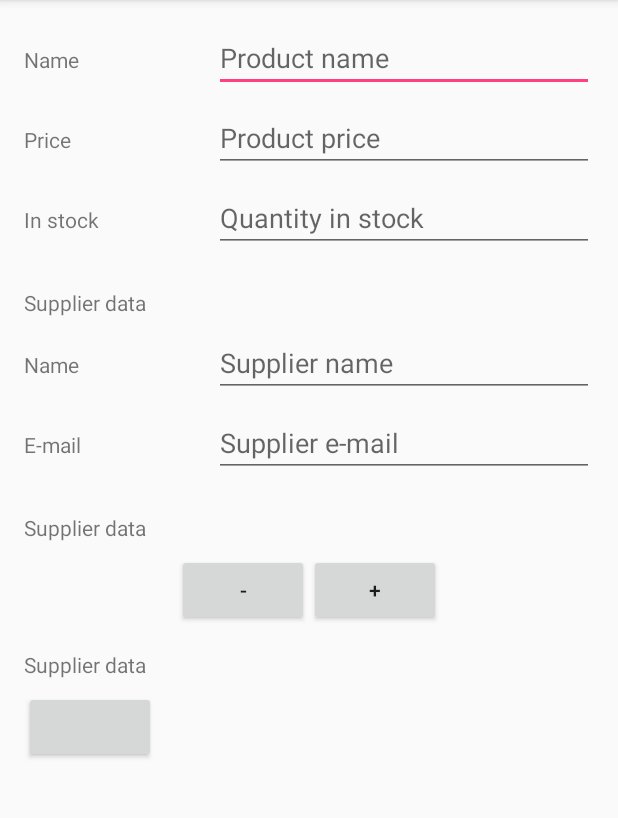
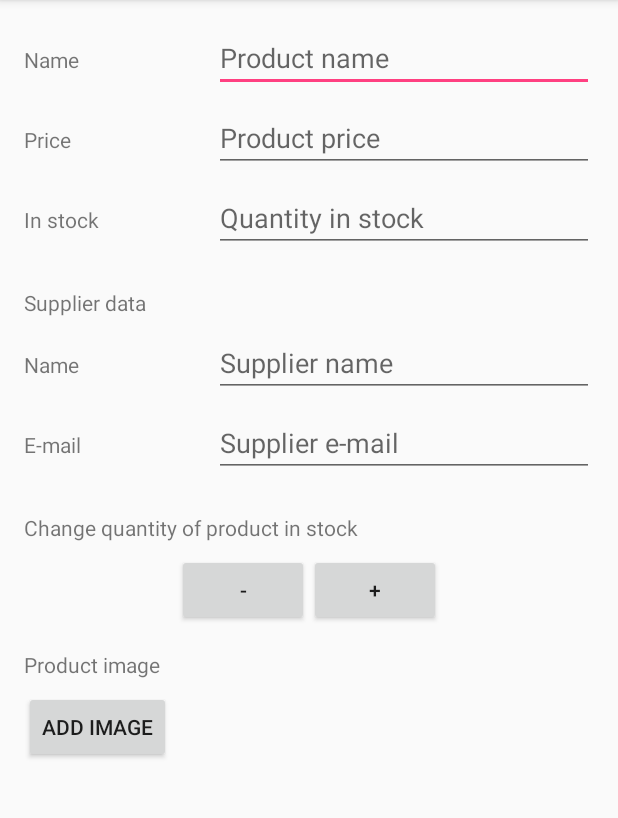
Before and after one commit to feamor84/InventoryApp, an Android app: the screen it shows after launch (EditorActivity), after a tap on an icon or button, on a phone screen of 412 x 824 dp, the part 84-902 px from its top. Run offline under Robolectric (Android 15) with nearby library versions, the phone set to English and light mode, and no system bars; our stand-ins replace ButterKnife.

Commit message:
Develop primary behavior in EditorActivity

```diff
--- a/app/build.gradle
+++ b/app/build.gradle
@@ -20,12 +20,13 @@ android {
 }
 
 dependencies {
-    compile fileTree(dir: 'libs', include: ['*.jar'])
+    compile fileTree(include: ['*.jar'], dir: 'libs')
     androidTestCompile('com.android.support.test.espresso:espresso-core:2.2.2', {
         exclude group: 'com.android.support', module: 'support-annotations'
     })
     compile 'com.android.support:appcompat-v7:26.+'
     compile 'com.android.support:design:26.+'
-    compile 'com.android.support.constraint:constraint-layout:1.0.2'
+    compile 'com.jakewharton:butterknife:8.7.0'
+    annotationProcessor 'com.jakewharton:butterknife-compiler:8.7.0'
     testCompile 'junit:junit:4.12'
 }
--- a/app/src/main/java/pl/bartekpawlowski/inventoryapp/CatalogActivity.java
+++ b/app/src/main/java/pl/bartekpawlowski/inventoryapp/CatalogActivity.java
@@ -1,66 +1,93 @@
 package pl.bartekpawlowski.inventoryapp;
 
 import android.app.LoaderManager;
-import android.content.ContentValues;
+import android.content.ContentUris;
+import android.content.CursorLoader;
 import android.content.Intent;
 import android.content.Loader;
 import android.database.Cursor;
 import android.net.Uri;
 import android.os.Bundle;
 import android.support.v7.app.AppCompatActivity;
-import android.util.Log;
 import android.view.View;
+import android.widget.AdapterView;
+import android.widget.LinearLayout;
+import android.widget.ListView;
 
+import butterknife.BindView;
+import butterknife.ButterKnife;
 import pl.bartekpawlowski.inventoryapp.data.ProductContract.ProductEntry;
+import pl.bartekpawlowski.inventoryapp.data.ProductDbHelper;
 
 public class CatalogActivity extends AppCompatActivity implements LoaderManager.LoaderCallbacks<Cursor> {
+
+    // Logging tag
+    private final static String LOG_TAG = CatalogActivity.class.getSimpleName();
+    // Loader ID
+    private final static int LOADER_ID = 1;
+
+    // Get Views from layout using Butterknife
+    // List to populate items from database
+    @BindView(R.id.catalog_list)
+    ListView productList;
+    // View to show when list is empty
+    @BindView(R.id.empty_list_container)
+    LinearLayout emptyListView;
+
+    // DB helper call
+    private ProductDbHelper mDbHelper;
+
+    // ProductCursorAdapter call
+    private ProductCursorAdapter mAdapter;
 
     @Override
     protected void onCreate(Bundle savedInstanceState) {
         super.onCreate(savedInstanceState);
         setContentView(R.layout.activity_catalog);
+        ButterKnife.bind(this);
 
-        ContentValues contentValues = new ContentValues();
-        contentValues.put(ProductEntry.COLUMN_NAME, "Butter");
-        contentValues.put(ProductEntry.COLUMN_PRICE, "1.11");
-        contentValues.put(ProductEntry.COLUMN_QUANTITY, "1");
-        contentValues.put(ProductEntry.COLUMN_SUPPLIER_NAME, "Alsan");
-        contentValues.put(ProductEntry.COLUMN_SUPPLIER_EMAIL, "aas@vvv.com");
-        contentValues.put(ProductEntry.COLUMN_IMAGE_URI, "Obrazek");
-        Uri newUri = getContentResolver().insert(ProductEntry.CONTENT_PATH, contentValues);
-        Log.i("insert", newUri.toString());
+        mDbHelper = new ProductDbHelper(this);
 
-        Cursor cursor = getContentResolver().query(ProductEntry.CONTENT_PATH, null, null, null, null);
-        Log.i("Wynik", cursor.toString());
-        cursor.close();
+        // Call adapter
+        mAdapter = new ProductCursorAdapter(this, null);
+        // Set adapter to ListView
+        productList.setAdapter(mAdapter);
+        // Set empty view for ListView
+        productList.setEmptyView(emptyListView);
 
-        ContentValues contentValues1 = new ContentValues();
-        contentValues1.put(ProductEntry.COLUMN_SUPPLIER_NAME, "Mlekpol");
-        int row = getContentResolver().update(ProductEntry.CONTENT_PATH, contentValues1, null, null);
+        productList.setOnItemClickListener(new AdapterView.OnItemClickListener() {
+            @Override
+            public void onItemClick(AdapterView<?> adapterView, View view, int position, long id) {
+                Intent intent = new Intent(CatalogActivity.this, EditorActivity.class);
+                Uri uri = ContentUris.withAppendedId(ProductEntry.CONTENT_PATH, id);
+                intent.setData(uri);
+                startActivity(intent);
+            }
+        });
 
-        Log.i("Update", String.valueOf(row));
-
-        Log.i("type", getContentResolver().getType(ProductEntry.CONTENT_PATH));
-
-        int del = getContentResolver().delete(ProductEntry.CONTENT_PATH, null, null);
-
-        Log.i("delete", String.valueOf(del));
-
+        getLoaderManager().initLoader(LOADER_ID, null, this);
     }
 
     @Override
     public Loader<Cursor> onCreateLoader(int i, Bundle bundle) {
-        return null;
+        String[] projection = new String[]{
+                ProductEntry._ID,
+                ProductEntry.COLUMN_NAME,
+                ProductEntry.COLUMN_PRICE,
+                ProductEntry.COLUMN_QUANTITY
+        };
+
+        return new CursorLoader(this, ProductEntry.CONTENT_PATH, projection, null, null, null);
     }
 
     @Override
     public void onLoadFinished(Loader<Cursor> loader, Cursor cursor) {
-
+        mAdapter.swapCursor(cursor);
     }
 
     @Override
     public void onLoaderReset(Loader<Cursor> loader) {
-
+        mAdapter.swapCursor(null);
     }
 
     /**
--- a/app/src/main/java/pl/bartekpawlowski/inventoryapp/EditorActivity.java
+++ b/app/src/main/java/pl/bartekpawlowski/inventoryapp/EditorActivity.java
@@ -1,18 +1,65 @@
 package pl.bartekpawlowski.inventoryapp;
 
+import android.app.LoaderManager;
+import android.content.CursorLoader;
 import android.database.Cursor;
+import android.net.Uri;
 import android.os.Bundle;
-import android.support.v4.app.LoaderManager;
-import android.support.v4.content.Loader;
 import android.support.v7.app.AppCompatActivity;
 import android.view.Menu;
+import android.widget.Button;
+import android.widget.EditText;
+import android.widget.ImageView;
+import android.widget.TextView;
+
+import butterknife.BindView;
+import butterknife.ButterKnife;
+import pl.bartekpawlowski.inventoryapp.data.ProductContract.ProductEntry;
 
 public class EditorActivity extends AppCompatActivity implements LoaderManager.LoaderCallbacks<Cursor> {
+
+    //Logging tag
+    private final static String LOG_TAG = EditorActivity.class.getSimpleName();
+    // Loader ID
+    private final static int LOADER_ID = 0;
+
+    // Binding views using Butterknife
+    @BindView(R.id.editor_name)
+    EditText mProductName;
+    @BindView(R.id.editor_price)
+    EditText mProductPrice;
+    @BindView(R.id.editor_qty)
+    EditText mProductQty;
+    @BindView(R.id.editor_supplier_name)
+    EditText mSupplierName;
+    @BindView(R.id.editor_supplier_email)
+    EditText mSupplierEmail;
+
+    @BindView(R.id.editor_decrease)
+    Button mProductDecrease;
+    @BindView(R.id.editor_increase)
+    Button mProductIncrease;
+    @BindView(R.id.editor_qty_text_view)
+    TextView mProductQtyTextView;
+
+    @BindView(R.id.editor_add_image)
+    Button mAddImage;
+    @BindView(R.id.editor_image_holder)
+    ImageView mImageView;
+
+    Uri mItemUri;
 
     @Override
     protected void onCreate(Bundle savedInstanceState) {
         super.onCreate(savedInstanceState);
         setContentView(R.layout.activity_editor);
+        ButterKnife.bind(this);
+
+        mItemUri = getIntent().getData();
+
+        if (mItemUri != null) {
+            getLoaderManager().initLoader(LOADER_ID, null, this);
+        }
     }
 
     @Override
@@ -22,17 +69,35 @@ public class EditorActivity extends AppCompatActivity implements LoaderManager.L
     }
 
     @Override
-    public Loader<Cursor> onCreateLoader(int id, Bundle args) {
-        return null;
+    public android.content.Loader<Cursor> onCreateLoader(int i, Bundle bundle) {
+        return new CursorLoader(this, mItemUri, null, null, null, null);
     }
 
     @Override
-    public void onLoadFinished(Loader<Cursor> loader, Cursor data) {
+    public void onLoadFinished(android.content.Loader<Cursor> loader, Cursor cursor) {
+        if (cursor.moveToFirst()) {
+            int nameIndex = cursor.getColumnIndexOrThrow(ProductEntry.COLUMN_NAME);
+            int priceIndex = cursor.getColumnIndexOrThrow(ProductEntry.COLUMN_PRICE);
+            int qtyIndex = cursor.getColumnIndexOrThrow(ProductEntry.COLUMN_QUANTITY);
+            int supplierNameIndex = cursor.getColumnIndexOrThrow(ProductEntry.COLUMN_SUPPLIER_NAME);
+            int supplierEmailIndex = cursor.getColumnIndexOrThrow(ProductEntry.COLUMN_SUPPLIER_EMAIL);
 
+            mProductName.setText(cursor.getString(nameIndex));
+            mProductPrice.setText(String.valueOf(cursor.getInt(priceIndex)));
+            mProductQty.setText(String.valueOf(cursor.getInt(qtyIndex)));
+            mSupplierName.setText(cursor.getString(supplierNameIndex));
+            mSupplierEmail.setText(cursor.getString(supplierEmailIndex));
+            mProductQtyTextView.setText(String.valueOf(cursor.getInt(qtyIndex)));
+        }
     }
 
     @Override
-    public void onLoaderReset(Loader<Cursor> loader) {
-
+    public void onLoaderReset(android.content.Loader<Cursor> loader) {
+        mProductName.setText("");
+        mProductPrice.setText("");
+        mProductQty.setText("");
+        mSupplierName.setText("");
+        mSupplierEmail.setText("");
+        mProductQtyTextView.setText("");
     }
 }
--- a/app/src/main/res/layout/activity_editor.xml
+++ b/app/src/main/res/layout/activity_editor.xml
@@ -1,6 +1,5 @@
 <?xml version="1.0" encoding="utf-8"?>
 <ScrollView xmlns:android="http://schemas.android.com/apk/res/android"
-    xmlns:app="http://schemas.android.com/apk/res-auto"
     xmlns:tools="http://schemas.android.com/tools"
     style="@style/ProductEditorScrollView"
     tools:context="pl.bartekpawlowski.inventoryapp.EditorActivity">
@@ -15,9 +14,10 @@
             android:text="@string/product_editor_name"/>
 
         <EditText
-            android:inputType="text"
+            android:id="@+id/editor_name"
             style="@style/ProductEditorItemEditText"
-            android:hint="@string/product_editor_name_hint"/>
+            android:hint="@string/product_editor_name_hint"
+            android:inputType="text" />
 
     </LinearLayout>
 
@@ -29,9 +29,10 @@
             android:text="@string/product_editor_price"/>
 
         <EditText
-            android:inputType="number"
+            android:id="@+id/editor_price"
             style="@style/ProductEditorItemEditText"
-            android:hint="@string/product_editor_price_hint"/>
+            android:hint="@string/product_editor_price_hint"
+            android:inputType="number" />
 
     </LinearLayout>
 
@@ -43,15 +44,16 @@
             android:text="@string/product_editor_in_stock"/>
 
         <EditText
-            android:inputType="number"
+            android:id="@+id/editor_qty"
             style="@style/ProductEditorItemEditText"
-            android:hint="@string/product_editor_in_stock_hint"/>
+            android:hint="@string/product_editor_in_stock_hint"
+            android:inputType="number" />
 
     </LinearLayout>
 
     <TextView
         style="@style/ProductEditorHeading"
-        android:text="@string/product_editor_product_supplier"/>
+        android:text="@string/product_editor_product_supplier_heading" />
 
     <LinearLayout
         style="@style/ProductEditorItemContainer">
@@ -61,9 +63,10 @@
             android:text="@string/product_editor_supplier_name"/>
 
         <EditText
-            android:inputType="text"
+            android:id="@+id/editor_supplier_name"
             style="@style/ProductEditorItemEditText"
-            android:hint="@string/product_editor_supplier_name_hint"/>
+            android:hint="@string/product_editor_supplier_name_hint"
+            android:inputType="text" />
 
     </LinearLayout>
 
@@ -75,27 +78,31 @@
             android:text="@string/product_editor_supplier_email"/>
 
         <EditText
-            android:inputType="text"
+            android:id="@+id/editor_supplier_email"
             style="@style/ProductEditorItemEditText"
-            android:hint="@string/product_editor_supplier_email_hint"/>
+            android:hint="@string/product_editor_supplier_email_hint"
+            android:inputType="textEmailAddress" />
 
     </LinearLayout>
 
     <TextView
         style="@style/ProductEditorHeading"
-        android:text="@string/product_editor_product_supplier"/>
+        android:text="@string/product_editor_quantity_change_heading" />
 
     <LinearLayout
         style="@style/ProductEditorQuantityContainer">
         <Button
+            android:id="@+id/editor_decrease"
             style="@style/ProductEditorQuantityButton"
             android:text="@string/product_editor_quantity_decrease"/>
 
         <TextView
+            android:id="@+id/editor_qty_text_view"
             style="@style/ProductEditorQuantityText"
             tools:text="0"/>
 
         <Button
+            android:id="@+id/editor_increase"
             style="@style/ProductEditorQuantityButton"
             android:text="@string/product_editor_quantity_increase"/>
 
@@ -103,13 +110,17 @@
 
     <TextView
         style="@style/ProductEditorHeading"
-        android:text="@string/product_editor_product_supplier"/>
+        android:text="@string/product_editor_image_heading" />
 
     <Button
-        style="@style/ProductEditorImageButton" />
+        android:id="@+id/editor_add_image"
+        style="@style/ProductEditorImageButton"
+        android:text="@string/product_editor_image_add_button" />
 
     <ImageView
-        style="@style/ProductEditorImageHolder" />
+        android:id="@+id/editor_image_holder"
+        style="@style/ProductEditorImageHolder"
+        android:contentDescription="@string/product_editor_image_desc" />
 
 </LinearLayout>
 
--- a/app/src/main/res/layout/list_item.xml
+++ b/app/src/main/res/layout/list_item.xml
@@ -7,21 +7,25 @@
         style="@style/ListItemNameAndPriceContainer">
 
         <TextView
+            android:id="@+id/list_product_name"
             style="@style/ListItemNameAndPrice.Name"
             tools:text="Nazwa produktu"/>
 
         <TextView
+            android:id="@+id/list_product_price"
             style="@style/ListItemNameAndPrice.Price"
             tools:text="6.50 zł"/>
 
     </LinearLayout>
 
     <TextView
+        android:id="@+id/list_product_qty"
         style="@style/ListItemQtyAndSale.Quantity"
         tools:text="6 pcs"
         />
 
     <Button
+        android:id="@+id/list_product_sale_button"
         style="@style/ListItemQtyAndSale.Sale"
         android:text="@string/sale_button"/>
 
--- a/app/src/main/res/values/strings.xml
+++ b/app/src/main/res/values/strings.xml
@@ -37,8 +37,8 @@
     <!-- ProductEditor product in stock hint -->
     <string name="product_editor_in_stock_hint">Quantity in stock</string>
 
-    <!-- ProductEditor product supplier -->
-    <string name="product_editor_product_supplier">Supplier data</string>
+    <!-- ProductEditor product supplier heading -->
+    <string name="product_editor_product_supplier_heading">Supplier data</string>
 
     <!-- ProductEditor supplier name -->
     <string name="product_editor_supplier_name">Name</string>
@@ -52,9 +52,21 @@
     <!-- ProductEditor supplier e-mail hint -->
     <string name="product_editor_supplier_email_hint">Supplier e-mail</string>
 
+    <!-- ProductEditor change quantity heading -->
+    <string name="product_editor_quantity_change_heading">Change quantity of product in stock</string>
+
     <!-- ProductEditor quantity increase -->
     <string name="product_editor_quantity_increase">+</string>
 
     <!-- ProductEditor quantity decrease -->
     <string name="product_editor_quantity_decrease">-</string>
+
+    <!-- ProductEditor image of product heading -->
+    <string name="product_editor_image_heading">Product image</string>
+
+    <!-- ProductEditor image add button -->
+    <string name="product_editor_image_add_button">Add image</string>
+
+    <!-- ProductEditor image description -->
+    <string name="product_editor_image_desc">Product image</string>
 </resources>
--- a/app/src/main/res/values/styles.xml
+++ b/app/src/main/res/values/styles.xml
@@ -108,9 +108,9 @@
 
     </style>
 
-    <!-- ListItem quantity -->
+    <!-- ListItem sale button -->
     <style name="ListItemQtyAndSale.Sale">
-
+        <item name="android:focusable">false</item>
     </style>
 
     <!-- ProductEditor ScrollView -->
--- a/build.gradle
+++ b/build.gradle
@@ -15,7 +15,13 @@ buildscript {
 allprojects {
     repositories {
         jcenter()
+        maven {
+            url "https://maven.google.com"
+        }
     }
+//    dependencies {
+//        classpath 'com.jakewharton:butterknife-gradle-plugin:8.7.0'
+//    }
 }
 
 task clean(type: Delete) {
```
Also changed, not shown: app/src/main/java/pl/bartekpawlowski/inventoryapp/ProductCursorAdapter.java (added, +39 -0 lines), app/src/main/java/pl/bartekpawlowski/inventoryapp/ViewHolder.java (added, +32 -0 lines), 1 other file.
